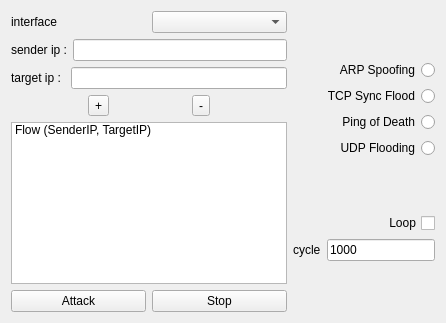
Above: src/Wizbz_GUI_NA/widget.ui from YangBeomu/Wizbz_GUI_NA before the change. Below: the same form after it.
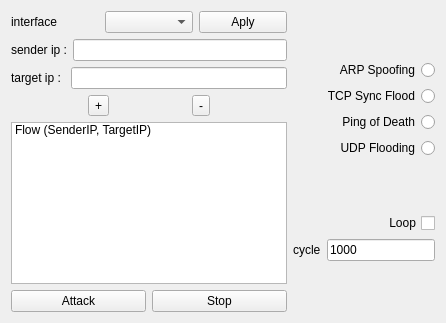
That is the form after the change.

The edit to the form file:
```diff
--- a/src/Wizbz_GUI_NA/widget.ui
+++ b/src/Wizbz_GUI_NA/widget.ui
@@ -28,6 +28,13 @@
        <item>
         <widget class="QComboBox" name="cbInterface"/>
        </item>
+       <item>
+        <widget class="QPushButton" name="pbInterfaceAply">
+         <property name="text">
+          <string>Aply</string>
+         </property>
+        </widget>
+       </item>
       </layout>
      </item>
      <item>
```
